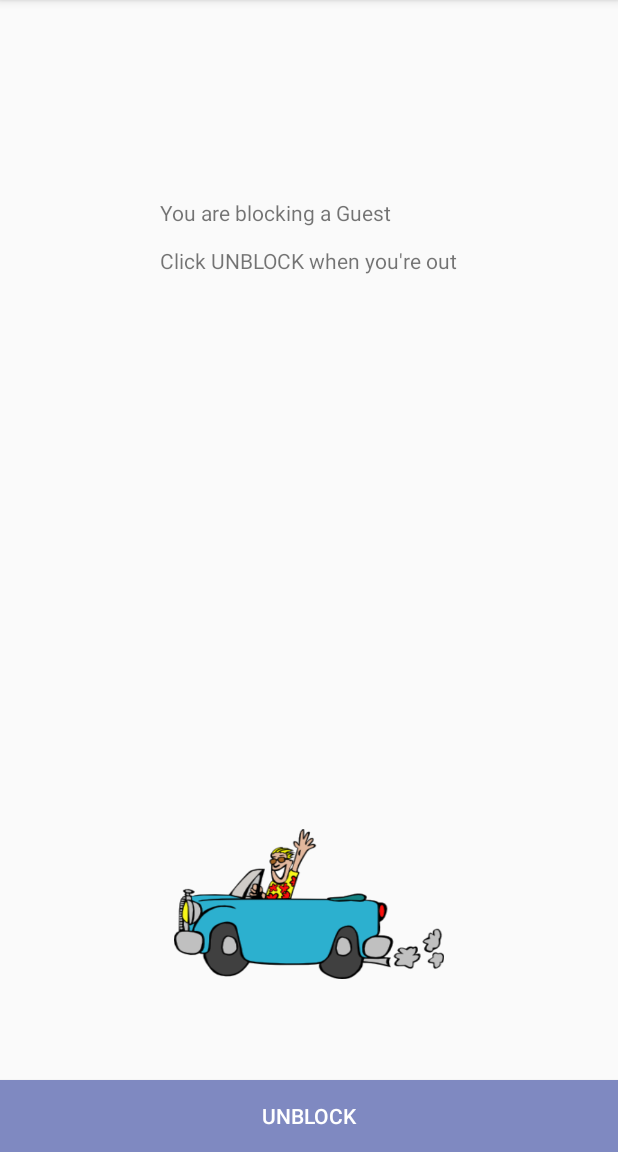
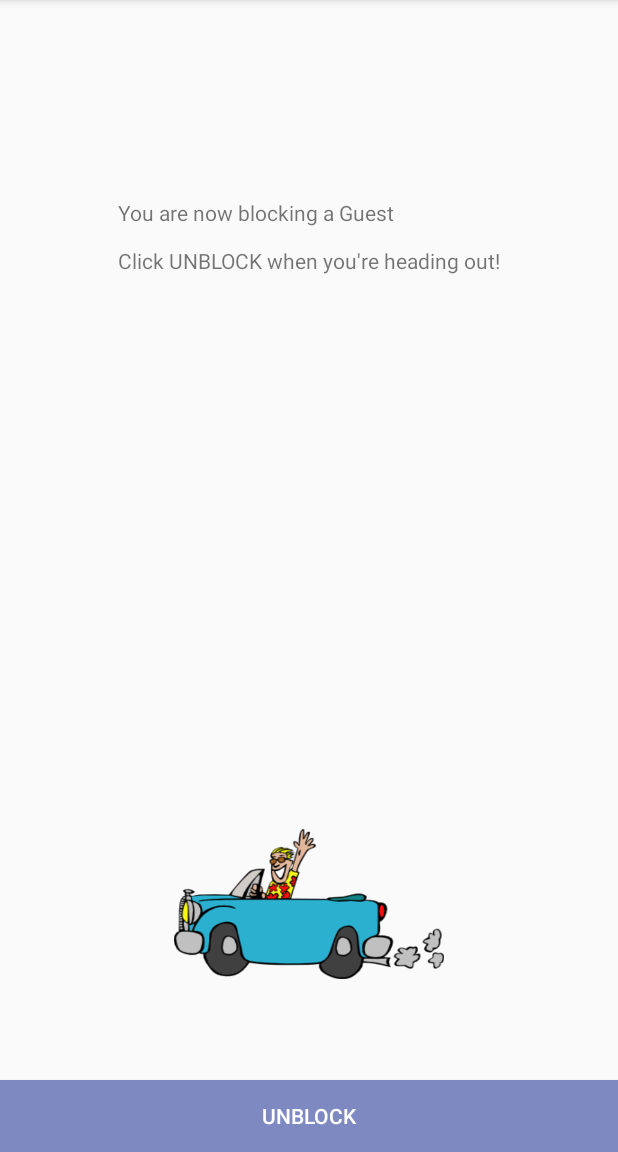
Before and after one commit to kobyperets/i-blocked-u-fe, an Android app: the fragment IBlockUGoingHomeFragment shown on its own in the app's theme, on a phone screen of 412 x 824 dp, the part 84-1236 px from its top. Run offline under Robolectric (Android 15) with nearby library versions, the phone set to English and light mode, and no system bars; our stand-ins replace Volley; network calls fail; 1 statement that could not run was skipped.

Commit message:
disable unblock btn

```diff
--- a/IBlockedU/app/src/main/java/com/salesforce/iblockedu/IBlockUGoingHomeFragment.java
+++ b/IBlockedU/app/src/main/java/com/salesforce/iblockedu/IBlockUGoingHomeFragment.java
@@ -8,6 +8,7 @@ import android.support.v4.app.Fragment;
 import android.view.LayoutInflater;
 import android.view.View;
 import android.view.ViewGroup;
+import android.widget.Button;
 import android.widget.TextView;
 
 import com.android.volley.Request;
@@ -38,6 +39,7 @@ public class IBlockUGoingHomeFragment extends Fragment {
 
     private OnFragmentInteractionListener mListener;
     private TextView mMessageView;
+    private Button bUnblock;
 
     public IBlockUGoingHomeFragment() {
         // Required empty public constructor
@@ -75,6 +77,7 @@ public class IBlockUGoingHomeFragment extends Fragment {
                              Bundle savedInstanceState) {
         View inflate = inflater.inflate(R.layout.fragment_iblock_ugoing_home, container, false);
         mMessageView = (TextView)inflate.findViewById(R.id.textViewHomeMessage);
+        bUnblock = (Button)inflate.findViewById(R.id.btnUnblock);
 
         return inflate;
     }
@@ -85,7 +88,7 @@ public class IBlockUGoingHomeFragment extends Fragment {
         String license = getArguments().getString(ARG_PARAM_LICENSE_PLATE);
         SharedPreferences sharedPref = getActivity().getPreferences(Context.MODE_PRIVATE);
         String owner = sharedPref.getString(license, "a Guest");
-        String message = "You are blocking "+ owner + "\n\nClick UNBLOCK when you're out";
+        String message = "You are now blocking "+ owner + "\n\nClick UNBLOCK when you're heading out!";
         mMessageView.setText(message);
 
         super.onResume();
@@ -118,6 +121,8 @@ public class IBlockUGoingHomeFragment extends Fragment {
                                 msg = "No information at the moment";
                             }
                             mMessageView.setText(msg);
+                            bUnblock.setEnabled(false);
+
                         }
                     }, new Response.ErrorListener() {
                 @Override
--- a/IBlockedU/app/src/main/java/com/salesforce/iblockedu/IBlockedUFormFragment.java
+++ b/IBlockedU/app/src/main/java/com/salesforce/iblockedu/IBlockedUFormFragment.java
@@ -84,7 +84,7 @@ public class IBlockedUFormFragment extends Fragment {
         //Build the blocking message
         SharedPreferences sharedPref = getActivity().getPreferences(Context.MODE_PRIVATE);
         String owner = sharedPref.getString(license, "a Guest");
-        String message = "You are blocking "+ owner;
+        String message = "You are blocking "+ owner +"!";
         ((TextView)inflate.findViewById(R.id.form_block_message)).setText(message);
 
         return inflate;
```
